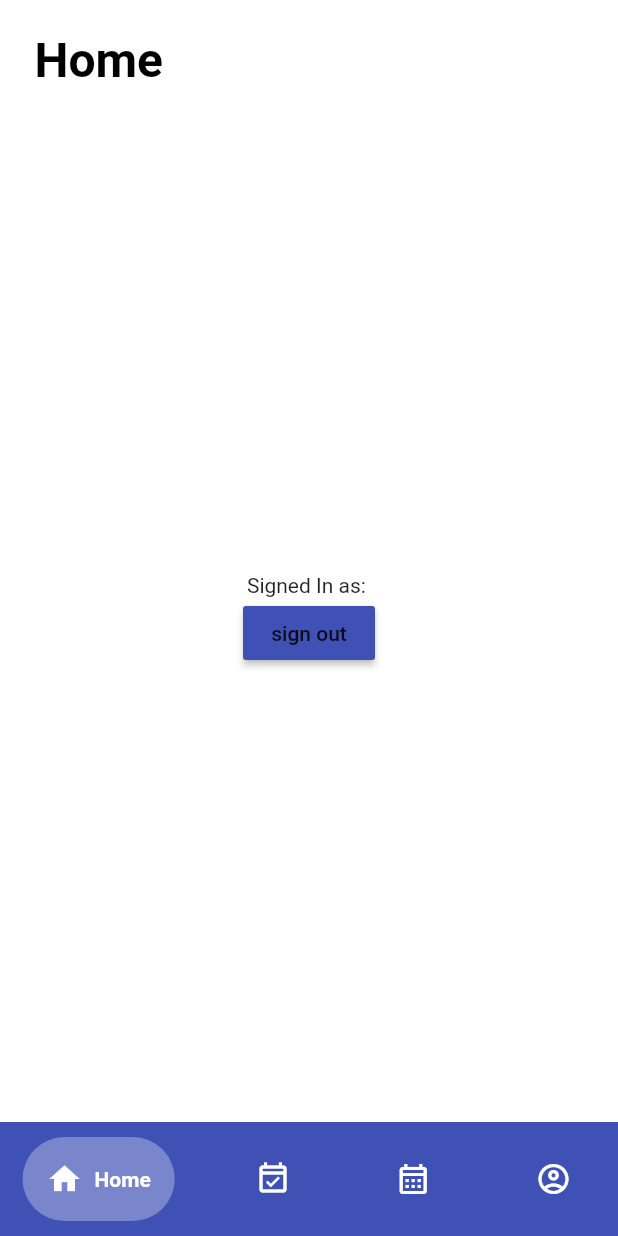
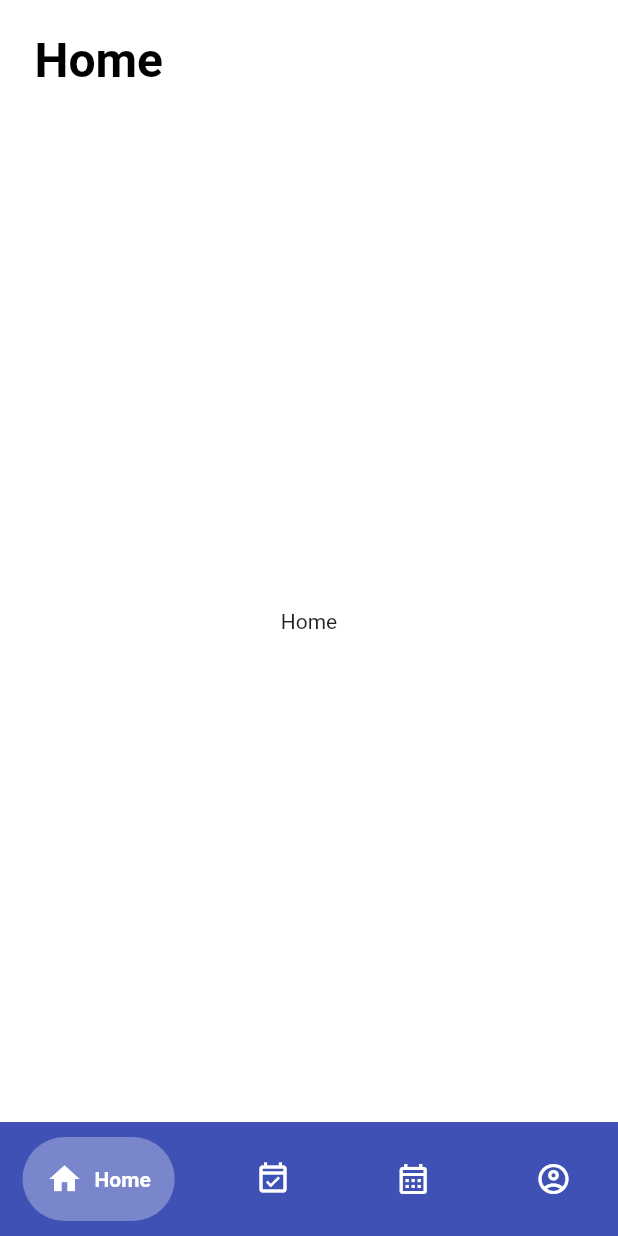
Before and after one commit to KirthiVignesh/onlook, a Flutter app: the screen it shows once a user with an empty profile is signed in, on a phone screen of 412 x 824 dp. Run offline on Flutter 3.47's test engine with Material 2 defaults, Android fonts, the light colour scheme and no system bars; drawn by our look-alikes of google_nav_bar; our stand-ins replace cloud_firestore, firebase_auth, firebase_core; accounts and stored records are empty.

Commit message:
Added Pages

```diff
--- /dev/null
+++ b/lib/pages/app_home.dart
@@ -0,0 +1,15 @@
+import 'package:flutter/material.dart';
+
+class AppHome extends StatefulWidget {
+  AppHome({Key? key}) : super(key: key);
+
+  @override
+  State<AppHome> createState() => _AppHomeState();
+}
+
+class _AppHomeState extends State<AppHome> {
+  @override
+  Widget build(BuildContext context) {
+    return Text('Home');
+  }
+}
--- a/lib/pages/home_page.dart
+++ b/lib/pages/home_page.dart
@@ -1,8 +1,12 @@
 // ignore_for_file: prefer_const_constructors
 
-import 'package:firebase_auth/firebase_auth.dart';
+// import 'package:firebase_auth/firebase_auth.dart';
 import 'package:flutter/material.dart';
 import 'package:google_nav_bar/google_nav_bar.dart';
+import 'package:login/pages/app_home.dart';
+import 'package:login/pages/calendar_page.dart';
+import 'package:login/pages/event_page.dart';
+import 'package:login/pages/profile_page.dart';
 
 class HomePage extends StatefulWidget {
   HomePage({Key? key}) : super(key: key);
@@ -12,7 +16,17 @@ class HomePage extends StatefulWidget {
 }
 
 class _HomePageState extends State<HomePage> {
-  final user = FirebaseAuth.instance.currentUser!;
+  // final user = FirebaseAuth.instance.currentUser!;
+  int _selectedIndex = 0;
+  static const TextStyle optionStyle =
+      TextStyle(fontSize: 30, fontWeight: FontWeight.w600);
+  // ignore: prefer_final_fields
+  List<Widget> _widgetOptions = <Widget>[
+    AppHome(),
+    EventPage(),
+    CalendarPage(),
+    ProfilePage()
+  ];
 
   @override
   Widget build(BuildContext context) {
@@ -34,23 +48,26 @@ class _HomePageState extends State<HomePage> {
         elevation: 0,
         backgroundColor: Colors.white,
       ),
-      body: SafeArea(
-          child: Center(
-        child: Column(
-          mainAxisAlignment: MainAxisAlignment.center,
-          // crossAxisAlignment: CrossAxisAlignment.center,
-          children: [
-            Text('Signed In as: ${user.email!}'),
-            MaterialButton(
-              onPressed: () {
-                FirebaseAuth.instance.signOut();
-              },
-              color: Colors.indigo,
-              child: Text('sign out'),
-            )
-          ],
+      body: Center(
+        child: _widgetOptions.elementAt(_selectedIndex),
       ),
-      )),
+      // body: SafeArea(
+      //     child: Center(
+      //   child: Column(
+      //     mainAxisAlignment: MainAxisAlignment.center,
+      //     // crossAxisAlignment: CrossAxisAlignment.center,
+      //     children: [
+      //       Text('Signed In as: ${user.email!}'),
+      //       MaterialButton(
+      //         onPressed: () {
+      //           FirebaseAuth.instance.signOut();
+      //         },
+      //         color: Colors.indigo,
+      //         child: Text('sign out'),
+      //       )
+      //     ],
+      //   ),
+      // )),
       bottomNavigationBar: Container(
         color: Colors.indigo,
         child: Padding(
@@ -62,9 +79,6 @@ class _HomePageState extends State<HomePage> {
             backgroundColor: Colors.indigo,
             padding: EdgeInsets.all(16),
             gap: 8,
-              onTabChange: (index) {
-                print(index);
-              },
             tabs: const [
               GButton(
                 icon: Icons.home,
@@ -82,7 +96,14 @@ class _HomePageState extends State<HomePage> {
                 icon: Icons.account_circle_outlined,
                 text: 'Profile',
               ),
-              ]),
+            ],
+            selectedIndex: _selectedIndex,
+            onTabChange: (index) {
+              setState(() {
+                _selectedIndex = index;
+              });
+            },
+          ),
         ),
       ),
     );
```
Also changed, not shown: lib/pages/calendar_page.dart (added, +15 -0 lines), lib/pages/event_page.dart (added, +15 -0 lines), lib/pages/profile_page.dart (added, +33 -0 lines). Lines whose indentation alone changed are shown as unchanged.
